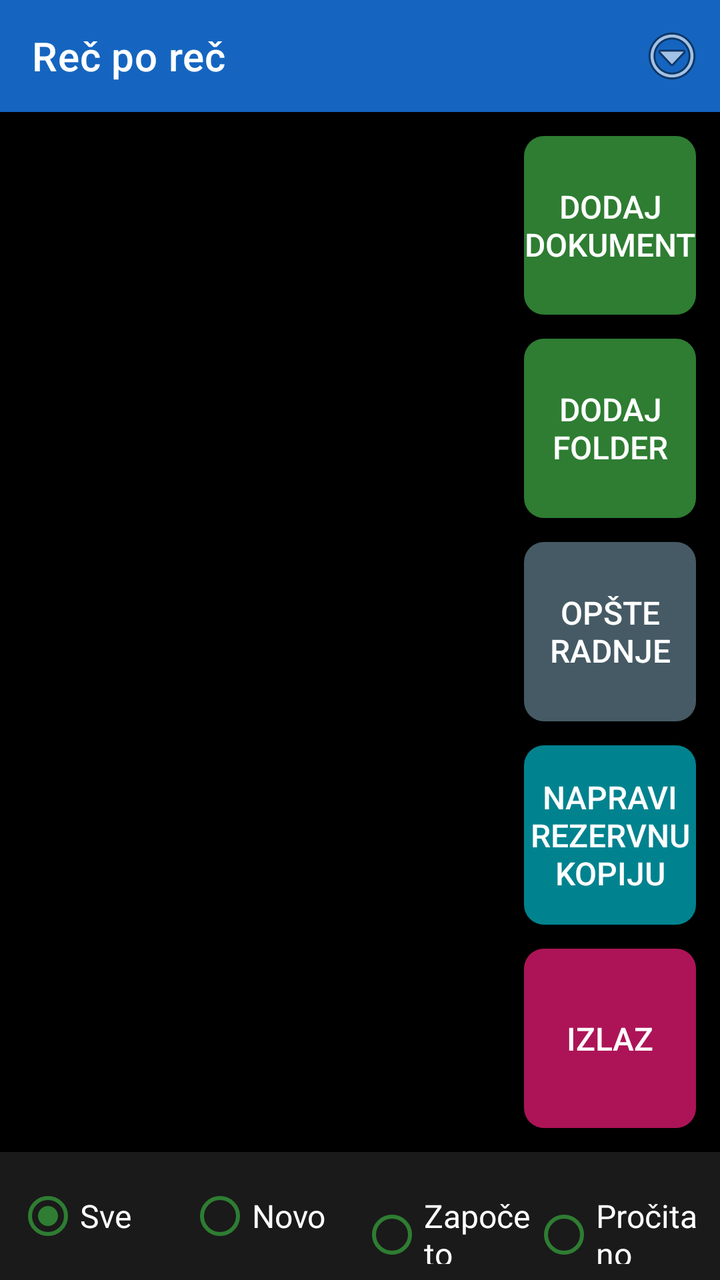
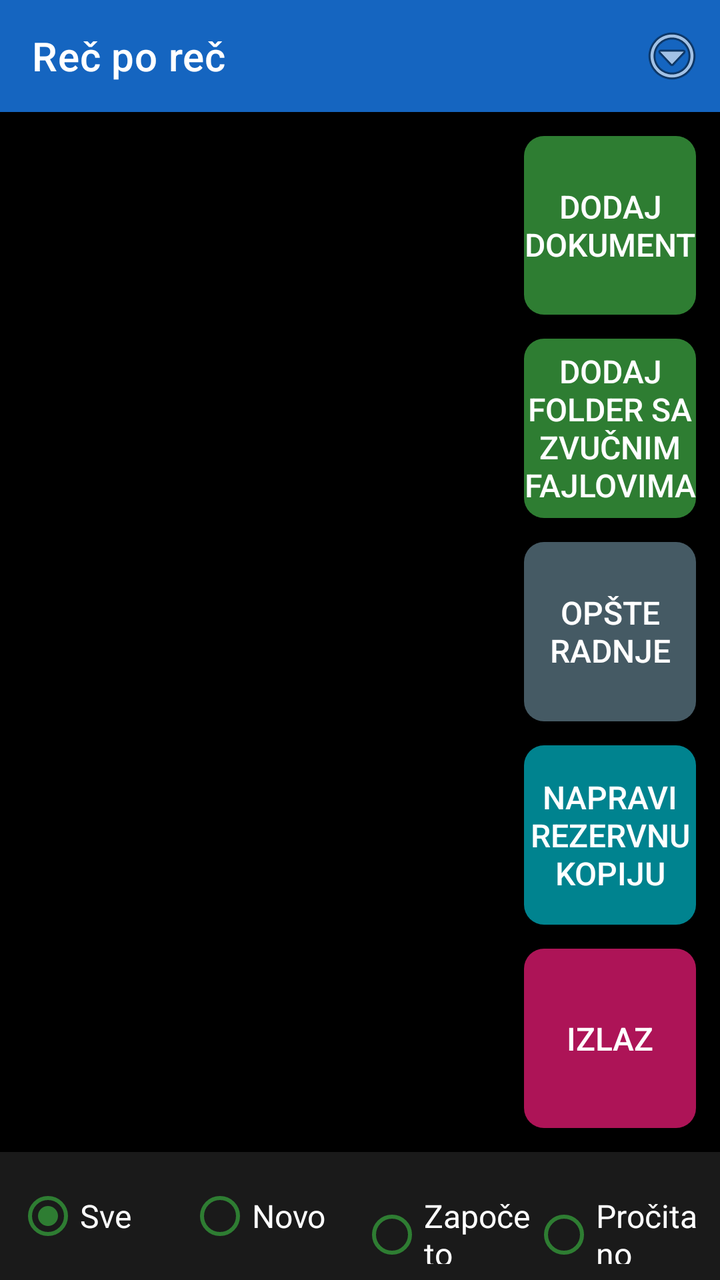

Before-and-after screenshots of an Android layout around one commit, followed by the original layout XML and the change that was made.
<!-- AndroidManifest.xml: application theme Theme.RecPoRec -->
<!-- res/layout/activity_document_list.xml -->
<?xml version="1.0" encoding="utf-8"?>
<LinearLayout xmlns:android="http://schemas.android.com/apk/res/android"
    xmlns:app="http://schemas.android.com/apk/res-auto"
    android:layout_width="match_parent"
    android:layout_height="match_parent"
    android:orientation="vertical"
    android:fitsSystemWindows="true"
    android:background="@color/background">

    <androidx.appcompat.widget.Toolbar
        android:id="@+id/toolbar"
        android:layout_width="match_parent"
        android:layout_height="?attr/actionBarSize"
        android:background="@color/btn_voice"
        android:titleTextColor="@color/text_primary"
        app:title="@string/app_name">

        <ImageButton
            android:id="@+id/btnOverflow"
            android:layout_width="48dp"
            android:layout_height="48dp"
            android:layout_gravity="end|center_vertical"
            android:background="@android:color/transparent"
            android:contentDescription="@string/menu_options_button"
            android:src="@android:drawable/ic_menu_more" />
    </androidx.appcompat.widget.Toolbar>

    <LinearLayout
        android:layout_width="match_parent"
        android:layout_height="0dp"
        android:layout_weight="1"
        android:orientation="horizontal">

        <FrameLayout
            android:layout_width="0dp"
            android:layout_height="match_parent"
            android:layout_weight="1">

            <androidx.recyclerview.widget.RecyclerView
                android:id="@+id/recyclerDocuments"
                android:layout_width="match_parent"
                android:layout_height="match_parent"
                android:padding="8dp" />

            <TextView
                android:id="@+id/emptyView"
                android:layout_width="match_parent"
                android:layout_height="match_parent"
                android:gravity="center"
                android:visibility="gone"
                android:padding="24dp"
                android:textSize="20sp"
                android:textColor="@color/text_primary"
                android:text="@string/no_documents" />
        </FrameLayout>

        
        <LinearLayout
            android:layout_width="110dp"
            android:layout_height="match_parent"
            android:orientation="vertical"
            android:padding="12dp">

            <Button
                android:id="@+id/btnAddDocument"
                android:layout_width="match_parent"
                android:layout_height="0dp"
                android:layout_weight="1"
                android:textSize="16sp"
                android:backgroundTint="@color/btn_chapter"
                android:textColor="@color/button_text"
                android:background="@drawable/key_button_shape"
                android:contentDescription="Dodaj dokument. Dug pritisak: izgovori statistiku čitanja."
                android:text="@string/add_document" />

            <Button
                android:id="@+id/btnAddFolder"
                android:layout_width="match_parent"
                android:layout_height="0dp"
                android:layout_weight="1"
                android:layout_marginTop="12dp"
                android:textSize="16sp"
                android:backgroundTint="@color/btn_chapter"
                android:textColor="@color/button_text"
                android:background="@drawable/key_button_shape"
                android:contentDescription="Dodaj folder sa zvučnim fajlovima kao audio knjigu."
                android:text="Dodaj folder" />

            <Button
                android:id="@+id/btnGeneralActions"
                android:layout_width="match_parent"
                android:layout_height="0dp"
                android:layout_weight="1"
                android:layout_marginTop="12dp"
                android:textSize="16sp"
                android:backgroundTint="@color/btn_combined"
                android:textColor="@color/button_text"
                android:background="@drawable/key_button_shape"
                android:contentDescription="Opšte radnje: odaberi sve, obriši odabrano"
                android:text="Opšte radnje" />

            <Button
                android:id="@+id/btnBackup"
                android:layout_width="match_parent"
                android:layout_height="0dp"
                android:layout_weight="1"
                android:layout_marginTop="12dp"
                android:textSize="16sp"
                android:backgroundTint="@color/btn_speed"
                android:textColor="@color/button_text"
                android:background="@drawable/key_button_shape"
                android:contentDescription="Napravi rezervnu kopiju svih dokumenata. Dug pritisak: vrati rezervnu kopiju."
                android:text="Napravi rezervnu kopiju" />

            <Button
                android:id="@+id/btnExit"
                android:layout_width="match_parent"
                android:layout_height="0dp"
                android:layout_weight="1"
                android:layout_marginTop="12dp"
                android:textSize="16sp"
                android:backgroundTint="@color/btn_page_nav"
                android:textColor="@color/button_text"
                android:background="@drawable/key_button_shape"
                android:contentDescription="Izađi iz aplikacije, zaustavlja i rad u pozadini. Dug pritisak: Otkrivanje spoljnog uređaja."
                android:text="Izlaz" />
        </LinearLayout>

    </LinearLayout>

    
    <LinearLayout
        android:id="@+id/undoDeleteBar"
        android:layout_width="match_parent"
        android:layout_height="wrap_content"
        android:orientation="horizontal"
        android:gravity="center_vertical"
        android:background="#2A2A2A"
        android:padding="12dp"
        android:visibility="gone">

        <TextView
            android:id="@+id/undoDeleteText"
            android:layout_width="0dp"
            android:layout_height="wrap_content"
            android:layout_weight="1"
            android:textSize="18sp"
            android:textColor="@color/text_primary"
            android:text="Obrisano." />

        <Button
            android:id="@+id/btnUndoDelete"
            android:layout_width="wrap_content"
            android:layout_height="56dp"
            android:minWidth="140dp"
            android:textSize="18sp"
            android:backgroundTint="@color/btn_chapter"
            android:textColor="@color/button_text"
            android:text="Poništi" />
    </LinearLayout>

    <RadioGroup
        android:id="@+id/groupLibraryTabs"
        android:layout_width="match_parent"
        android:layout_height="wrap_content"
        android:orientation="horizontal"
        android:background="#1A1A1A"
        android:padding="8dp">

        <RadioButton
            android:id="@+id/tabAllBooks"
            android:layout_width="0dp"
            android:layout_height="wrap_content"
            android:layout_weight="1"
            android:textSize="16sp"
            android:textColor="@color/text_primary"
            android:buttonTint="@color/btn_chapter"
            android:checked="true"
            android:text="Sve" />

        <RadioButton
            android:id="@+id/tabNewBooks"
            android:layout_width="0dp"
            android:layout_height="wrap_content"
            android:layout_weight="1"
            android:textSize="16sp"
            android:textColor="@color/text_primary"
            android:buttonTint="@color/btn_chapter"
            android:contentDescription="Novo"
            android:text="Novo" />

        <RadioButton
            android:id="@+id/tabStartedBooks"
            android:layout_width="0dp"
            android:layout_height="wrap_content"
            android:layout_weight="1"
            android:textSize="16sp"
            android:textColor="@color/text_primary"
            android:buttonTint="@color/btn_chapter"
            android:text="Započeto" />

        <RadioButton
            android:id="@+id/tabFinishedBooks"
            android:layout_width="0dp"
            android:layout_height="wrap_content"
            android:layout_weight="1"
            android:textSize="16sp"
            android:textColor="@color/text_primary"
            android:buttonTint="@color/btn_chapter"
            android:text="Pročitano" />
    </RadioGroup>

</LinearLayout>
<!-- resources referenced by this layout -->
<resources>
  <color name="background">#000000</color>
  <color name="btn_chapter">#2E7D32</color>
  <color name="btn_combined">#455A64</color>
  <color name="btn_page_nav">#AD1457</color>
  <color name="btn_speed">#00838F</color>
  <color name="btn_voice">#1565C0</color>
  <color name="button_text">#FFFFFF</color>
  <color name="text_primary">#FFFFFF</color>
  <!-- drawable key_button_shape (drawable) -->
  <?xml version="1.0" encoding="utf-8"?>
  <shape xmlns:android="http://schemas.android.com/apk/res/android"
      android:shape="rectangle">
      <corners android:radius="10dp" />
      <solid android:color="#FFFFFF" />
  </shape>
  <string name="add_document">Dodaj dokument</string>
  <string name="app_name">Reč po reč</string>
  <string name="menu_options_button">Opcije. Dug pritisak: provera dozvola.</string>
  <string name="no_documents">Nema dodatih dokumenata. Dodirnite dugme za dodavanje.</string>
  <style name="Theme.RecPoRec" parent="Theme.MaterialComponents.DayNight.NoActionBar">
          <item name="android:windowBackground">@color/background</item>
          <item name="android:textColorPrimary">@color/text_primary</item>
          <item name="colorPrimary">@color/btn_voice</item>
          <item name="colorOnPrimary">@color/button_text</item>
          <item name="alertDialogTheme">@style/RecPoRecAlertDialog</item>
          <item name="android:alertDialogTheme">@style/RecPoRecAlertDialog</item>
      </style>
  <style name="RecPoRecAlertDialog" parent="Theme.AppCompat.DayNight.Dialog.Alert">
          <item name="android:windowBackground">@color/background</item>
          <item name="android:textColorPrimary">@color/text_primary</item>
          <item name="colorAccent">@color/btn_goto_page</item>
          <item name="android:textAppearanceMedium">@style/RecPoRecDialogText</item>
          <item name="android:textAppearanceListItem">@style/RecPoRecDialogText</item>
          <item name="android:textAppearanceListItemSmall">@style/RecPoRecDialogText</item>
          <item name="buttonBarPositiveButtonStyle">@style/RecPoRecDialogButton</item>
          <item name="buttonBarNegativeButtonStyle">@style/RecPoRecDialogButton</item>
          <item name="buttonBarNeutralButtonStyle">@style/RecPoRecDialogButton</item>
      </style>
  <color name="btn_goto_page">#5D4037</color>
  <style name="RecPoRecDialogText" parent="TextAppearance.AppCompat.Medium">
          <item name="android:textSize">20sp</item>
          <item name="android:textColor">@color/text_primary</item>
      </style>
  <style name="RecPoRecDialogButton" parent="Widget.AppCompat.Button.ButtonBar.AlertDialog">
          <item name="android:textSize">18sp</item>
          <item name="android:textColor">@color/btn_goto_page</item>
          <item name="android:textStyle">bold</item>
      </style>
</resources>

<!-- the commit's change to res/layout/activity_document_list.xml (unified diff, before → after) -->
@@ -83,8 +83,8 @@
                 android:backgroundTint="@color/btn_chapter"
                 android:textColor="@color/button_text"
                 android:background="@drawable/key_button_shape"
-                android:contentDescription="Dodaj folder sa zvučnim fajlovima kao audio knjigu."
-                android:text="Dodaj folder" />
+                android:contentDescription="Dodaj folder sa zvučnim fajlovima."
+                android:text="Dodaj folder sa zvučnim fajlovima" />
 
             <Button
                 android:id="@+id/btnGeneralActions"
